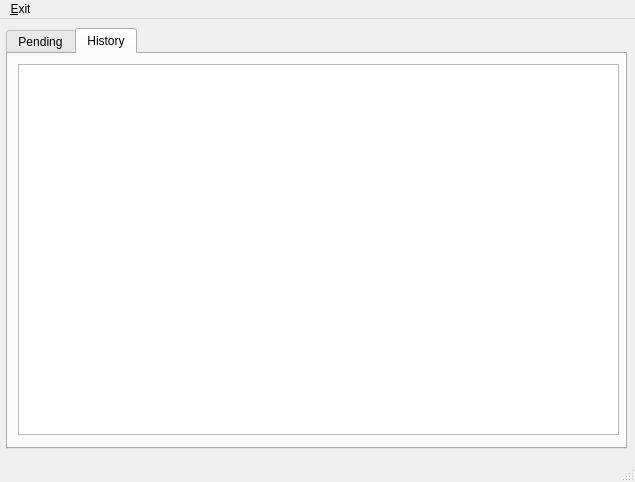
Qt form main.ui (susilnath/reminder_app) before a commit.
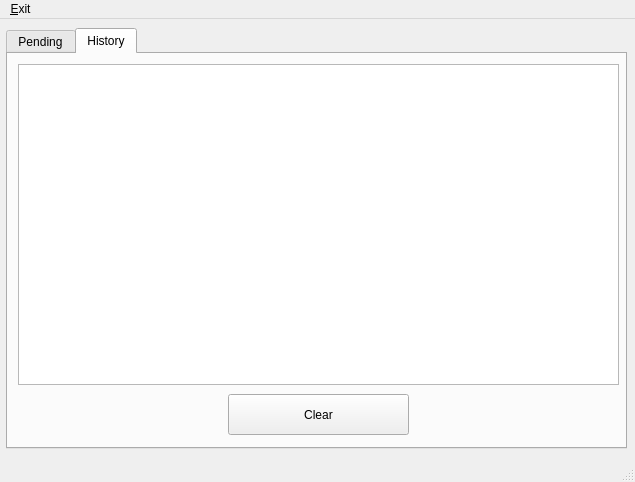
The same form after that commit. The open tabs and pages were chosen to show the change.

Diff of the .ui file:
```diff
--- a/main.ui
+++ b/main.ui
@@ -141,10 +141,23 @@
         <x>10</x>
         <y>10</y>
         <width>601</width>
-        <height>371</height>
+        <height>321</height>
        </rect>
       </property>
      </widget>
+     <widget class="QPushButton" name="clear_but">
+      <property name="geometry">
+       <rect>
+        <x>220</x>
+        <y>340</y>
+        <width>181</width>
+        <height>41</height>
+       </rect>
+      </property>
+      <property name="text">
+       <string>Clear</string>
+      </property>
+     </widget>
     </widget>
    </widget>
   </widget>
```
Left out of the diff: 4 changed lines with no effect on the pictures.
